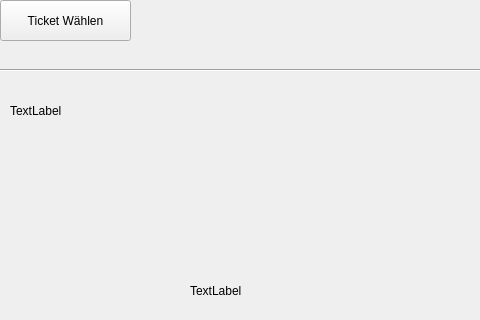
Before: the Qt Designer form frmmain.ui in Juanmut2003/docucheck, drawn with Qt 5; both pictures show x 0 to 480 and y 0 to 320 of the 800 by 600 pixel window.
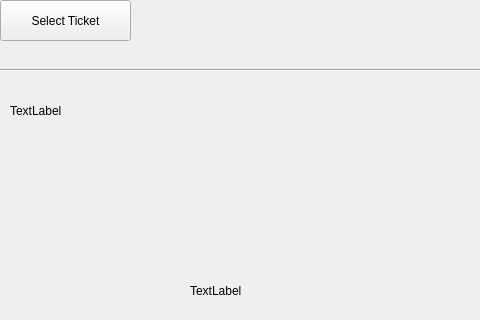
After: the same form once the commit is applied.

```diff
--- a/frmmain.ui
+++ b/frmmain.ui
@@ -314,7 +314,7 @@
      </rect>
     </property>
     <property name="text">
-     <string>Ticket Wählen</string>
+     <string>Select Ticket</string>
     </property>
    </widget>
    <widget class="QLabel" name="labelName">
```
Left out of the diff: 8 changed lines with no effect on the pictures.
